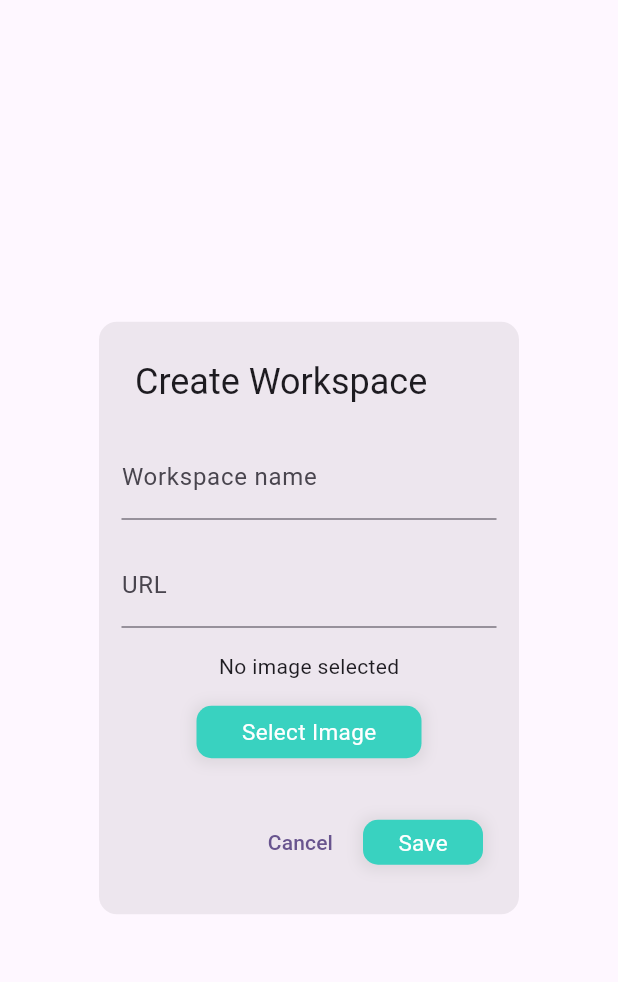
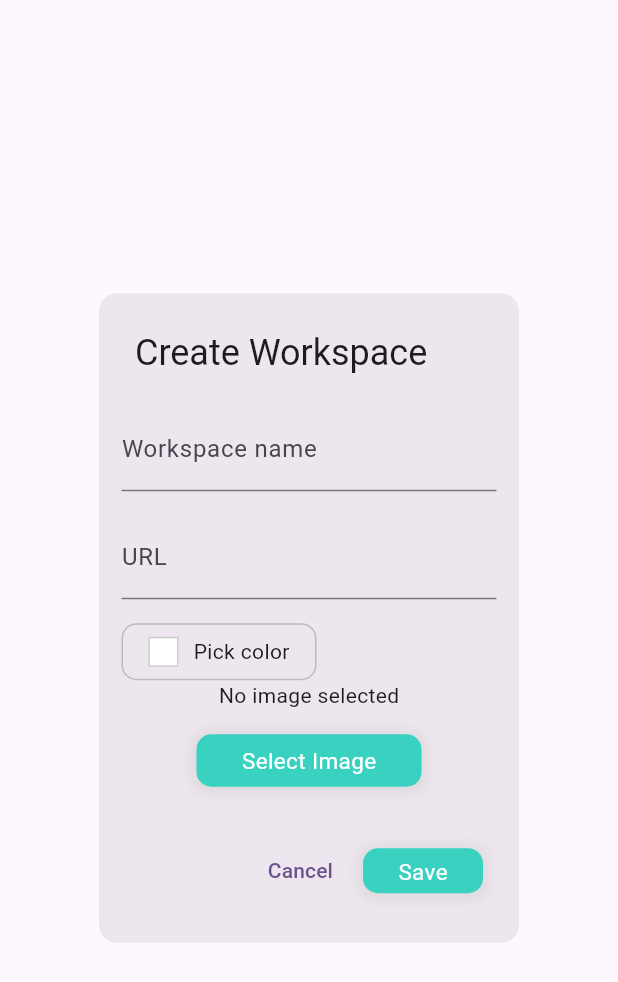
Before and after one commit to botfusion8/botfusion8.github.io, a Flutter app: the WorkflowDialog widget shown alone on an empty page, opened directly, on a phone screen of 412 x 824 dp. Shown: the top 982 px of the screen. Run offline on Flutter 3.47's test engine with Material 3 defaults, Android fonts, the light colour scheme and no system bars; our stand-ins replace cloud_firestore, file_picker, firebase_auth, firebase_core, firebase_storage, flutter_colorpicker and 3 more; missing offline and left inert: flutter_screen_lock; accounts and stored records are empty.

Commit message:
color pickers

```diff
--- a/lib/presentation/auth/login.dart
+++ b/lib/presentation/auth/login.dart
@@ -85,7 +85,7 @@ class _LoginScreenState extends State<LoginScreen> {
 
         await SessionManager.saveUser(UserModel(
           uid: userCredential.user?.uid ?? '',
-          name: userCredential.user?.displayName ?? '',
+          name: userData['displayName'] ?? '',
           email: userCredential.user?.email ?? '',
           primaryWorkSpace:
               (userData['primaryWorkSpace'] as DocumentReference?)?.id,
--- a/lib/presentation/auth/signup.dart
+++ b/lib/presentation/auth/signup.dart
@@ -41,7 +41,7 @@ class _SignupScreenState extends State<SignupScreen> {
             .collection('users')
             .doc(userCredential.user!.uid)
             .set({
-          'name': _nameController.text,
+          'displayName': _nameController.text,
           'email': _emailController.text,
         });
 
@@ -78,7 +78,7 @@ class _SignupScreenState extends State<SignupScreen> {
           .collection('users')
           .doc(userCredential.user!.uid)
           .set({
-        'name': userCredential.user!.displayName,
+        'displayName': userCredential.user!.displayName,
         'email': userCredential.user!.email,
       });
 
--- a/lib/presentation/chat/workflow_dialog.dart
+++ b/lib/presentation/chat/workflow_dialog.dart
@@ -1,10 +1,12 @@
 import 'dart:typed_data';
+import 'package:chatbot_text_tool/presentation/common/color_picker.dart';
 import 'package:chatbot_text_tool/service/user_service.dart';
 import 'package:chatbot_text_tool/utils/custom_snackbar.dart';
 import 'package:flutter/material.dart';
 import 'package:cloud_firestore/cloud_firestore.dart';
 import 'package:firebase_storage/firebase_storage.dart';
 import 'package:file_picker/file_picker.dart';
+import 'package:flutter_colorpicker/flutter_colorpicker.dart';
 
 class WorkflowDialog extends StatefulWidget {
   const WorkflowDialog({super.key});
@@ -16,8 +18,15 @@ class WorkflowDialog extends StatefulWidget {
 class _WorkflowDialogState extends State<WorkflowDialog> {
   final TextEditingController _nameController = TextEditingController();
   final TextEditingController _urlController = TextEditingController();
+  Color selectedWorkspaceColor = Colors.grey.withAlpha(70);
   Uint8List? _imageBytes;
   String? _imageUrl;
+
+  void onColorChanged(Color color) {
+    setState(() {
+      selectedWorkspaceColor = color;
+    });
+  }
 
   Future<void> _pickImage() async {
     final result = await FilePicker.platform.pickFiles(
@@ -52,6 +61,7 @@ class _WorkflowDialogState extends State<WorkflowDialog> {
       'name': name,
       'url': url,
       'image': _imageUrl,
+      'workSpaceColor' : "0x${selectedWorkspaceColor.toHexString()}"
     });
 
     Navigator.pop(context);
@@ -97,6 +107,7 @@ class _WorkflowDialogState extends State<WorkflowDialog> {
               decoration: const InputDecoration(labelText: 'URL'),
             ),
             const SizedBox(height: 16),
+            WorkspaceColor(onColorChanged: onColorChanged),
             _imageBytes != null
                 ? Column(
               crossAxisAlignment: CrossAxisAlignment.start,
@@ -108,8 +119,7 @@ class _WorkflowDialogState extends State<WorkflowDialog> {
                     : Container(),
                 const SizedBox(height: 16),
               ],
-            )
-                : const Text('No image selected'),
+            ) : const Text('No image selected'),
             const SizedBox(height: 16),
             InkWell(
               onTap: _pickImage,
--- /dev/null
+++ b/lib/presentation/common/color_picker.dart
@@ -0,0 +1,89 @@
+import 'package:flutter/material.dart';
+import 'package:flutter_colorpicker/flutter_colorpicker.dart';
+
+class WorkspaceColor extends StatefulWidget {
+  final ValueChanged<Color> onColorChanged;
+
+  const WorkspaceColor({super.key, required this.onColorChanged});
+
+  @override
+  State<WorkspaceColor> createState() => _ColorPickerState();
+}
+
+class _ColorPickerState extends State<WorkspaceColor> {
+  // create some values
+  Color pickerColor = const Color(0xffffffff);
+  Color currentColor = const Color(0xffffffff);
+
+  // ValueChanged<Color> callback
+  void changeColor(Color color) {
+    setState(() => pickerColor = color);
+  }
+
+  void _changeColor(BuildContext context) {
+    showDialog<void>(
+      context: context,
+      builder: (context) {
+        return AlertDialog(
+          title: const Text('Pick a color!'),
+          content: SingleChildScrollView(
+            child: ColorPicker(
+              pickerColor: pickerColor,
+              onColorChanged: changeColor,
+            ),
+          ),
+          actions: <Widget>[
+            ElevatedButton(
+              child: const Text('Got it'),
+              onPressed: () {
+                setState(() {
+                  currentColor = pickerColor;
+                  widget.onColorChanged(currentColor);
+                });
+                Navigator.of(context).pop();
+              },
+            ),
+          ],
+        );
+      },
+    );
+  }
+
+  @override
+  Widget build(BuildContext context) {
+    return InkWell(
+      onTap: () {
+        _changeColor(context);
+      },
+      child: Align(
+        alignment: Alignment.centerLeft,
+        child: Container(
+          width: 130,
+          padding: const EdgeInsets.all(8.0),
+          decoration: BoxDecoration(
+              border: Border.all(color: Colors.black.withAlpha(50)),
+              borderRadius: BorderRadius.circular(10)),
+          child: Row(
+            mainAxisAlignment: MainAxisAlignment.center,
+            children: [
+              Container(
+                height: 20.0,
+                width: 20.0,
+                decoration: BoxDecoration(
+                  color: currentColor,
+                  border: Border.all(color: Colors.black.withAlpha(50)),
+                ),
+              ),
+              const SizedBox(width: 10.0),
+              // Space between the container and the text
+              const Text(
+                'Pick color',
+                style: TextStyle(fontSize: 14),
+              ),
+            ],
+          ),
+        ),
+      ),
+    );
+  }
+}
--- a/pubspec.yaml
+++ b/pubspec.yaml
@@ -48,8 +48,8 @@ dependencies:
   shared_preferences:
   google_fonts: ^4.0.3
   intl:
-
-
+  http:
+  flutter_colorpicker:
 
 dev_dependencies:
   flutter_test:
```
Also changed, not shown: lib/models/slammie_bot_response.dart (added, +25 -0 lines), lib/presentation/chat/chat_screen.dart (+92 -14 lines), lib/presentation/settings/settings_screen.dart (added, +101 -0 lines), lib/service/ApiService.dart (added, +37 -0 lines).
